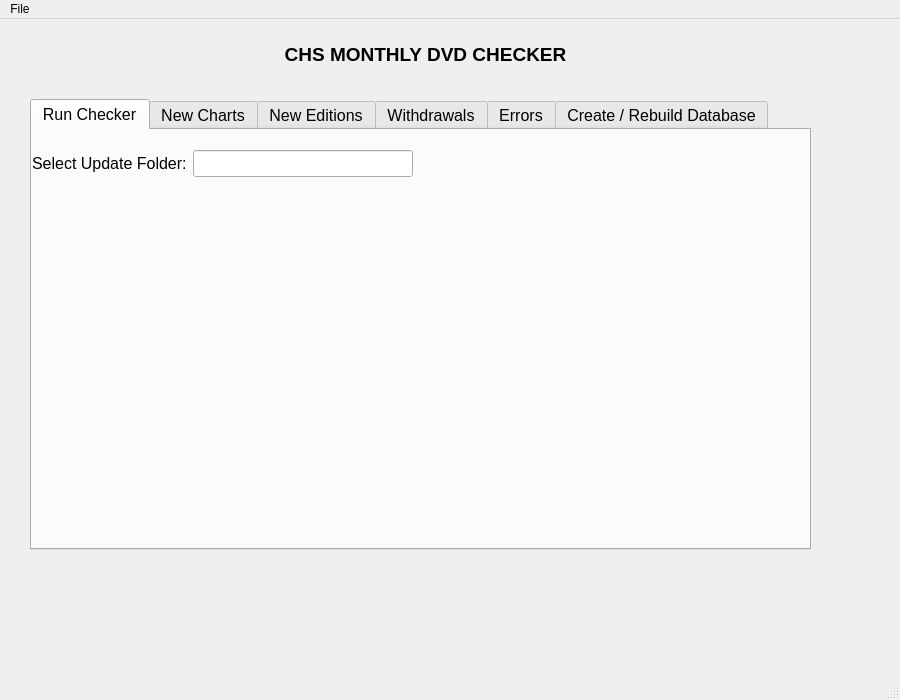
Qt form CHS_DVD_Checker.ui (Mabus00/CHS-DVD-Reader) before a commit.
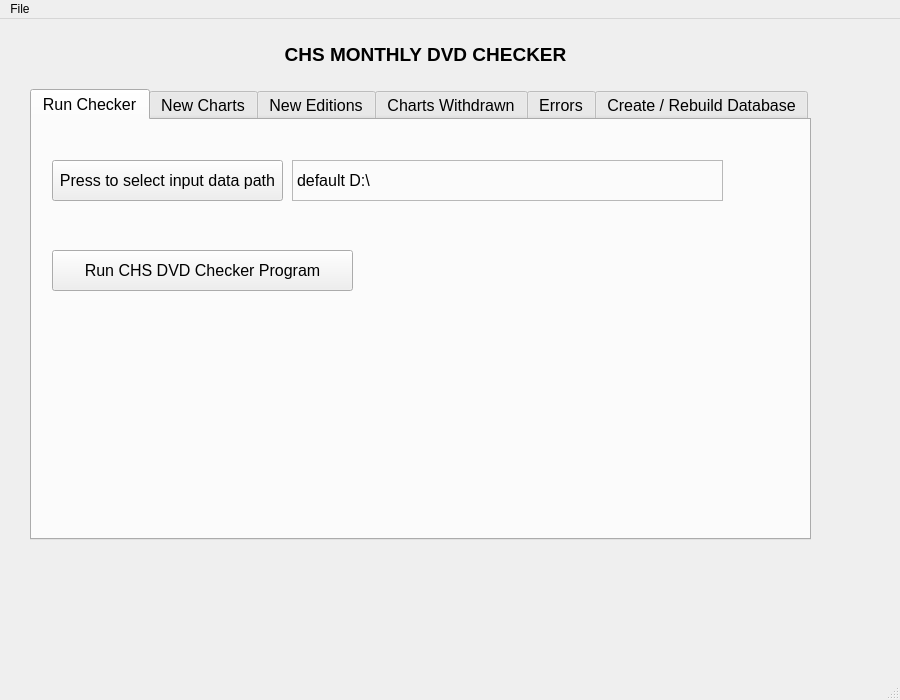
The same form after that commit. The open tabs and pages were chosen to show the change.

Commit message: added remaining new GUI functionality

```diff
--- a/CHS_DVD_Checker.ui
+++ b/CHS_DVD_Checker.ui
@@ -47,7 +47,7 @@
     <property name="geometry">
      <rect>
       <x>30</x>
-      <y>80</y>
+      <y>70</y>
       <width>781</width>
       <height>451</height>
      </rect>
@@ -75,27 +75,53 @@
      <attribute name="title">
       <string>Run Checker</string>
      </attribute>
-     <widget class="QWidget" name="formLayoutWidget">
+     <widget class="QPushButton" name="selectCheckerDataPathButton">
       <property name="geometry">
        <rect>
-        <x>0</x>
-        <y>20</y>
-        <width>381</width>
+        <x>20</x>
+        <y>40</y>
+        <width>231</width>
         <height>41</height>
        </rect>
       </property>
-      <layout class="QFormLayout" name="input_path">
-       <item row="0" column="0">
-        <widget class="QLabel" name="selectUpdateFolderLabel">
-         <property name="text">
-          <string>Select Update Folder:</string>
-         </property>
-        </widget>
-       </item>
-       <item row="0" column="1">
-        <widget class="QLineEdit" name="selectUpdateFolderLineEdit"/>
-       </item>
-      </layout>
+      <property name="text">
+       <string>Press to select input data path</string>
+      </property>
+     </widget>
+     <widget class="QLabel" name="checker_data_input_path">
+      <property name="geometry">
+       <rect>
+        <x>260</x>
+        <y>40</y>
+        <width>431</width>
+        <height>41</height>
+       </rect>
+      </property>
+      <property name="sizePolicy">
+       <sizepolicy hsizetype="Expanding" vsizetype="Expanding">
+        <horstretch>0</horstretch>
+        <verstretch>0</verstretch>
+       </sizepolicy>
+      </property>
+      <property name="frameShape">
+       <enum>QFrame::StyledPanel</enum>
+      </property>
+      <property name="text">
+       <string>default D:\</string>
+      </property>
+     </widget>
+     <widget class="QPushButton" name="runCheckerButton">
+      <property name="geometry">
+       <rect>
+        <x>20</x>
+        <y>130</y>
+        <width>301</width>
+        <height>41</height>
+       </rect>
+      </property>
+      <property name="text">
+       <string>Run CHS DVD Checker Program</string>
+      </property>
      </widget>
     </widget>
     <widget class="QWidget" name="new_charts">
@@ -110,7 +136,7 @@
     </widget>
     <widget class="QWidget" name="withdrawals">
      <attribute name="title">
-      <string>Withdrawals</string>
+      <string>Charts Withdrawn</string>
      </attribute>
     </widget>
     <widget class="QWidget" name="errors">
```
Left out of the diff: 94 changed lines with no effect on the pictures. The commit also changes 4 other files.
